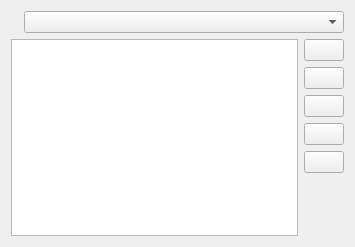
This is gui/dictwidget.ui in fcitx/fcitx5-skk as Qt 5 draws it before an edit. The edited form follows.
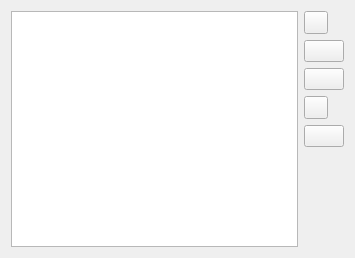
This is the edited form. Icons and pictures are not drawn.

What changed in the file:
```diff
--- a/gui/dictwidget.ui
+++ b/gui/dictwidget.ui
@@ -7,38 +7,12 @@
     <x>0</x>
     <y>0</y>
     <width>355</width>
-    <height>247</height>
+    <height>258</height>
    </rect>
   </property>
   <property name="windowTitle">
    <string>Form</string>
   </property>
-  <layout class="QVBoxLayout" name="verticalLayout">
-   <item>
-    <layout class="QHBoxLayout" name="horizontalLayout_2">
-     <item>
-      <widget class="QLabel" name="ruleLabel">
-       <property name="text">
-        <string/>
-       </property>
-       <property name="buddy">
-        <cstring>ruleComboBox</cstring>
-       </property>
-      </widget>
-     </item>
-     <item>
-      <widget class="QComboBox" name="ruleComboBox">
-       <property name="sizePolicy">
-        <sizepolicy hsizetype="MinimumExpanding" vsizetype="Fixed">
-         <horstretch>0</horstretch>
-         <verstretch>0</verstretch>
-        </sizepolicy>
-       </property>
-      </widget>
-     </item>
-    </layout>
-   </item>
-   <item>
     <layout class="QHBoxLayout" name="horizontalLayout">
      <item>
       <widget class="QListView" name="dictionaryView"/>
@@ -46,14 +20,13 @@
      <item>
       <layout class="QVBoxLayout" name="verticalLayout_2">
        <item>
-        <widget class="QPushButton" name="addDictButton">
+      <widget class="QToolButton" name="addDictButton">
          <property name="text">
           <string/>
          </property>
          <property name="icon">
           <iconset theme="list-add">
-           <normaloff/>
-          </iconset>
+         <normaloff>.</normaloff>.</iconset>
          </property>
         </widget>
        </item>
@@ -64,8 +37,7 @@
          </property>
          <property name="icon">
           <iconset theme="list-remove">
-           <normaloff/>
-          </iconset>
+         <normaloff>.</normaloff>.</iconset>
          </property>
         </widget>
        </item>
@@ -76,20 +48,18 @@
          </property>
          <property name="icon">
           <iconset theme="go-up">
-           <normaloff/>
-          </iconset>
+         <normaloff>.</normaloff>.</iconset>
          </property>
         </widget>
        </item>
        <item>
-        <widget class="QPushButton" name="moveDownDictButton">
+      <widget class="QToolButton" name="moveDownDictButton">
          <property name="text">
           <string/>
          </property>
          <property name="icon">
           <iconset theme="go-down">
-           <normaloff/>
-          </iconset>
+         <normaloff>.</normaloff>.</iconset>
          </property>
         </widget>
        </item>
@@ -100,8 +70,7 @@
          </property>
          <property name="icon">
           <iconset theme="document-revert">
-           <normaloff/>
-          </iconset>
+         <normaloff>.</normaloff>.</iconset>
          </property>
         </widget>
        </item>
@@ -117,8 +86,6 @@
           </size>
          </property>
         </spacer>
-       </item>
-      </layout>
      </item>
     </layout>
    </item>
```
Lines whose indentation alone changed are shown as unchanged.
